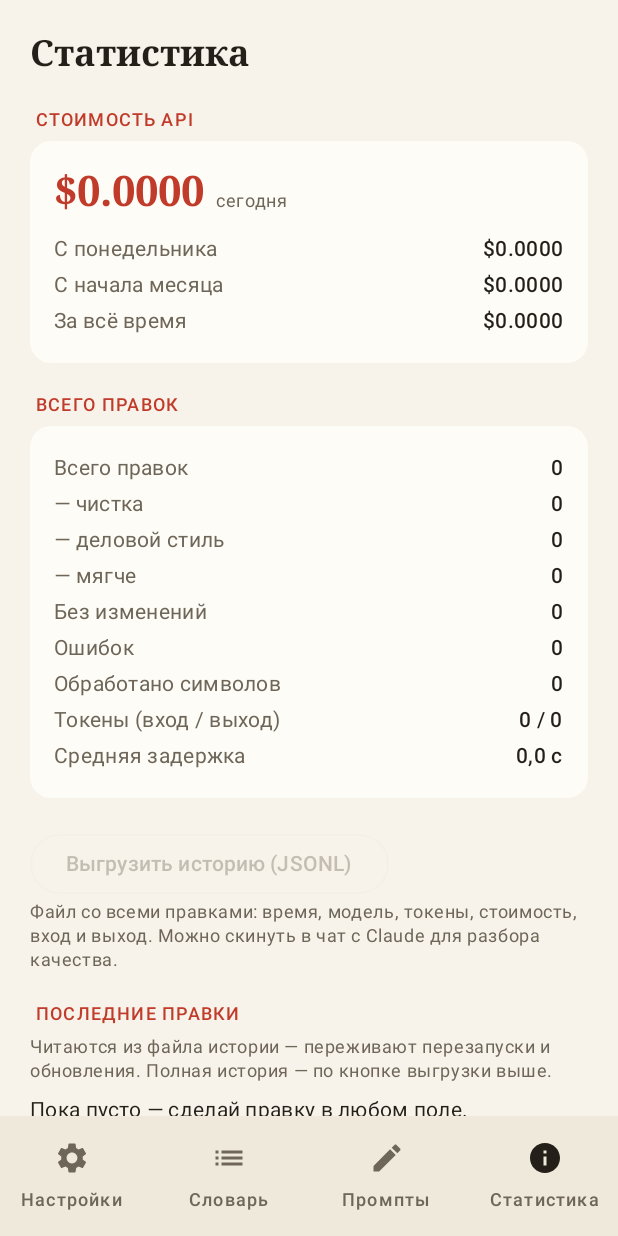
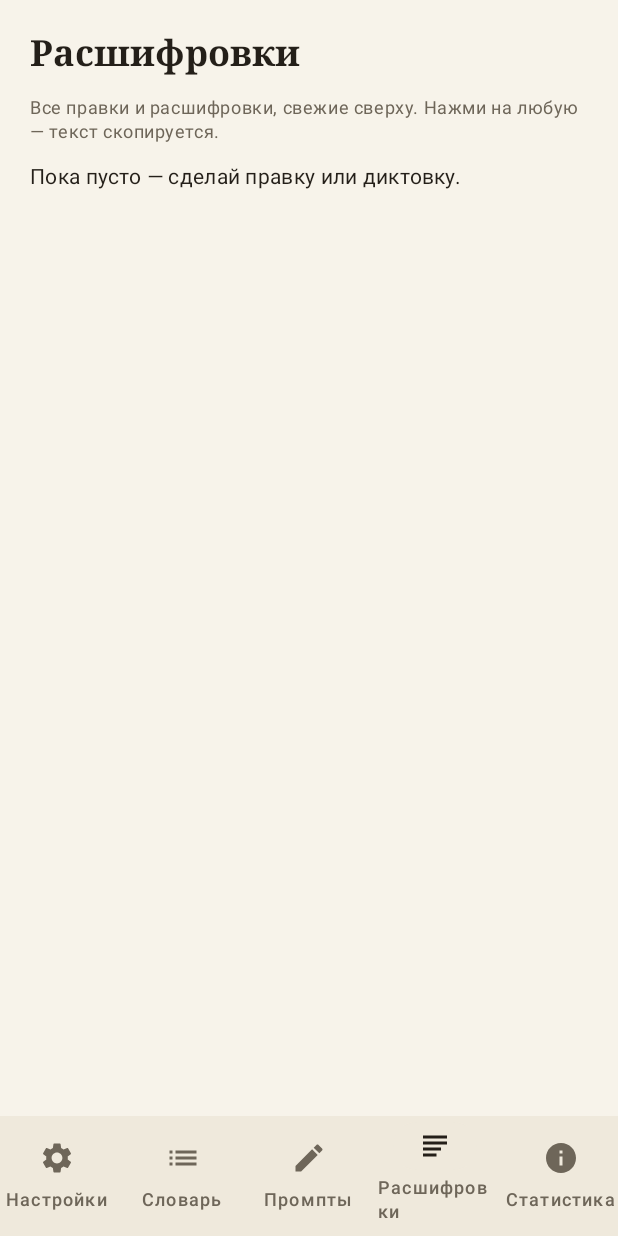
Before and after one commit to atsakunov-prog/Pravka, an Android app built with Jetpack Compose: the screen it shows after launch (MainActivity), item 4 of the bottom bar chosen, on a phone screen of 412 x 824 dp. Run offline under Robolectric (Android 15) with nearby library versions, the phone set to English and light mode, and no system bars; libraries missing offline, so code that uses them is left out: com.google.mlkit.genai; 1 statement that could not run was skipped.

Commit message:
Split Statistics and a new Расшифровки tab (tap to copy)
Per the owner: Statistics now shows only the aggregate numbers and the
history export; the per-entry log moved to a dedicated "Расшифровки"
tab that lists every fix/dictation as full wrapping text, newest first,
and copies the result to the clipboard on tap (Wispr-style history).

Co-Authored-By: Claude Fable 5 <noreply@anthropic.com>
Claude-Session: https://claude.ai/code/session_013G6xMVhVXpNDZALv2Y5RRL

```diff
--- a/app/src/main/java/ru/zf/pravka/MainActivity.kt
+++ b/app/src/main/java/ru/zf/pravka/MainActivity.kt
@@ -58,6 +58,7 @@ import androidx.compose.runtime.setValue
 import androidx.compose.ui.Alignment
 import androidx.compose.ui.Modifier
 import androidx.compose.ui.platform.LocalContext
+import androidx.compose.ui.res.painterResource
 import androidx.compose.ui.res.stringResource
 import androidx.compose.ui.text.TextStyle
 import androidx.compose.ui.text.font.FontFamily
@@ -124,6 +125,7 @@ private enum class Tab(val titleRes: Int) {
     SETTINGS(R.string.tab_settings),
     DICTIONARY(R.string.tab_dictionary),
     PROMPTS(R.string.tab_prompts),
+    TRANSCRIPTS(R.string.tab_transcripts),
     STATS(R.string.tab_stats),
 }
 
@@ -165,6 +167,12 @@ private fun MainScreen(
                     label = { Text(stringResource(Tab.PROMPTS.titleRes)) },
                 )
                 NavigationBarItem(
+                    selected = tab == Tab.TRANSCRIPTS,
+                    onClick = { tab = Tab.TRANSCRIPTS },
+                    icon = { Icon(painterResource(R.drawable.ic_transcripts), contentDescription = null) },
+                    label = { Text(stringResource(Tab.TRANSCRIPTS.titleRes)) },
+                )
+                NavigationBarItem(
                     selected = tab == Tab.STATS,
                     onClick = { tab = Tab.STATS },
                     icon = { Icon(Icons.Filled.Info, contentDescription = null) },
@@ -178,6 +186,7 @@ private fun MainScreen(
                 Tab.SETTINGS -> SettingsTab(settings, nanoProvider, speechProvider, recordings, serviceEnabled, onOpenAccessibilitySettings)
                 Tab.DICTIONARY -> DictionaryTab(dictionaryStore)
                 Tab.PROMPTS -> PromptsTab(promptStore)
+                Tab.TRANSCRIPTS -> TranscriptsTab(historyLog)
                 Tab.STATS -> StatsTab(stats, historyLog)
             }
         }
@@ -992,12 +1001,59 @@ private fun PromptEditor(
 // Statistics
 // ---------------------------------------------------------------------------
 
+// Full text of every fix/dictation, newest first - tap a card to copy its
+// result to the clipboard (owner's request, Wispr-style history).
+@Composable
+private fun TranscriptsTab(historyLog: HistoryLog) {
+    val context = LocalContext.current
+    val log = remember { historyLog.readLast(100) }
+    val loc = Locale.forLanguageTag("ru")
+
+    fun copy(text: String) {
+        val cm = context.getSystemService(android.content.Context.CLIPBOARD_SERVICE) as android.content.ClipboardManager
+        cm.setPrimaryClip(android.content.ClipData.newPlainText("Правка", text))
+        Feedback.toast(context, context.getString(R.string.transcript_copied))
+    }
+
+    Column(
+        modifier = Modifier
+            .fillMaxSize()
+            .verticalScroll(rememberScrollState())
+            .padding(20.dp),
+        verticalArrangement = Arrangement.spacedBy(12.dp),
+    ) {
+        ScreenTitle(stringResource(R.string.tab_transcripts))
+        HintText(stringResource(R.string.transcripts_hint))
+        if (log.isEmpty()) {
+            Text(stringResource(R.string.transcripts_empty), style = MaterialTheme.typography.bodyMedium)
+        }
+        for (entry in log) {
+            val body = entry.output.ifBlank { entry.input }
+            if (body.isBlank()) continue
+            Card(onClick = { copy(body) }, modifier = Modifier.fillMaxWidth()) {
+                Column(Modifier.padding(14.dp)) {
+                    Text(
+                        entry.ts.replace('T', ' ').take(16) +
+                            (entry.error?.let { " · ошибка" } ?: ""),
+                        style = MaterialTheme.typography.labelSmall,
+                        color = if (entry.error != null) MaterialTheme.colorScheme.error
+                        else MaterialTheme.colorScheme.onSurfaceVariant,
+                    )
+                    entry.error?.let {
+                        Text(it, style = MaterialTheme.typography.bodySmall, color = MaterialTheme.colorScheme.error)
+                    }
+                    Spacer(Modifier.height(4.dp))
+                    Text(body, style = MaterialTheme.typography.bodyMedium)
+                }
+            }
+        }
+    }
+}
+
 @Composable
 private fun StatsTab(stats: Stats, historyLog: HistoryLog) {
     val context = LocalContext.current
     val snapshot by stats.snapshotFlow.collectAsState(initial = null)
-    // Persistent history from the JSONL file - survives restarts and updates.
-    val log = remember { historyLog.readLast(30) }
     val ru = Locale.forLanguageTag("ru")
 
     Column(
@@ -1065,57 +1121,6 @@ private fun StatsTab(stats: Stats, historyLog: HistoryLog) {
             }
             HintText(stringResource(R.string.stats_history_hint))
         }
-
-        Column {
-            SectionLabel(stringResource(R.string.stats_log_header))
-            HintText(stringResource(R.string.stats_log_hint))
-            Spacer(Modifier.height(8.dp))
-            if (log.isEmpty()) {
-                Text(stringResource(R.string.stats_log_empty), style = MaterialTheme.typography.bodyMedium)
-            }
-            Column(verticalArrangement = Arrangement.spacedBy(8.dp)) {
-                for (entry in log) {
-                    Card(Modifier.fillMaxWidth()) {
-                        Column(Modifier.padding(12.dp)) {
-                            Row(verticalAlignment = Alignment.CenterVertically) {
-                                Text(
-                                    entry.mode,
-                                    style = MaterialTheme.typography.labelMedium,
-                                    color = if (entry.error != null) {
-                                        MaterialTheme.colorScheme.error
-                                    } else {
-                                        MaterialTheme.colorScheme.primary
-                                    },
-                                )
-                                Spacer(Modifier.width(8.dp))
-                                Text(
-                                    entry.ts.replace('T', ' ').take(19) +
-                                        " · ${entry.model.ifBlank { entry.providerId }}",
-                                    style = MaterialTheme.typography.labelSmall,
-                                    color = MaterialTheme.colorScheme.onSurfaceVariant,
-                                )
-                            }
-                            Text(
-                                String.format(
-                                    ru, "%.1f с · %d/%d ток · $%.4f",
-                                    entry.latencyMs / 1000.0, entry.inputTokens, entry.outputTokens, entry.costUsd,
-                                ),
-                                style = MaterialTheme.typography.labelSmall,
-                                color = MaterialTheme.colorScheme.onSurfaceVariant,
-                            )
-                            entry.error?.let {
-                                Text(it, style = MaterialTheme.typography.bodySmall, color = MaterialTheme.colorScheme.error)
-                            }
-                            Spacer(Modifier.height(4.dp))
-                            Text("← " + entry.input.take(80), style = MaterialTheme.typography.bodySmall)
-                            if (entry.output.isNotEmpty()) {
-                                Text("→ " + entry.output.take(80), style = MaterialTheme.typography.bodySmall)
-                            }
-                        }
-                    }
-                }
-            }
-        }
     }
 }
 
--- /dev/null
+++ b/app/src/main/res/drawable/ic_transcripts.xml
@@ -0,0 +1,12 @@
+<?xml version="1.0" encoding="utf-8"?>
+<!-- Lines of text - the "Расшифровки" tab. System tints it. -->
+<vector xmlns:android="http://schemas.android.com/apk/res/android"
+    android:width="24dp"
+    android:height="24dp"
+    android:viewportWidth="24"
+    android:viewportHeight="24"
+    android:tint="?attr/colorControlNormal">
+    <path
+        android:fillColor="#000000"
+        android:pathData="M4,5 h16 v2 h-16 z M4,9 h16 v2 h-16 z M4,13 h12 v2 h-12 z M4,17 h9 v2 h-9 z" />
+</vector>
--- a/app/src/main/res/values/strings.xml
+++ b/app/src/main/res/values/strings.xml
@@ -85,6 +85,10 @@
     <string name="tab_dictionary">Словарь</string>
     <string name="tab_prompts">Промпты</string>
     <string name="tab_stats">Статистика</string>
+    <string name="tab_transcripts">Расшифровки</string>
+    <string name="transcripts_hint">Все правки и расшифровки, свежие сверху. Нажми на любую — текст скопируется.</string>
+    <string name="transcripts_empty">Пока пусто — сделай правку или диктовку.</string>
+    <string name="transcript_copied">Скопировано</string>
 
     <string name="dict_add">+ Запись</string>
     <string name="dict_edit">Запись словаря</string>
```
